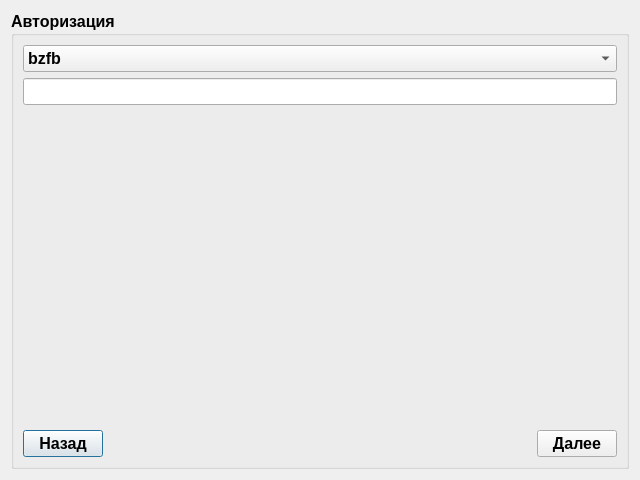
Before: the Qt Designer form authorizationwindow.ui in Rayzedan/SystemControlStudent, drawn with Qt 5.
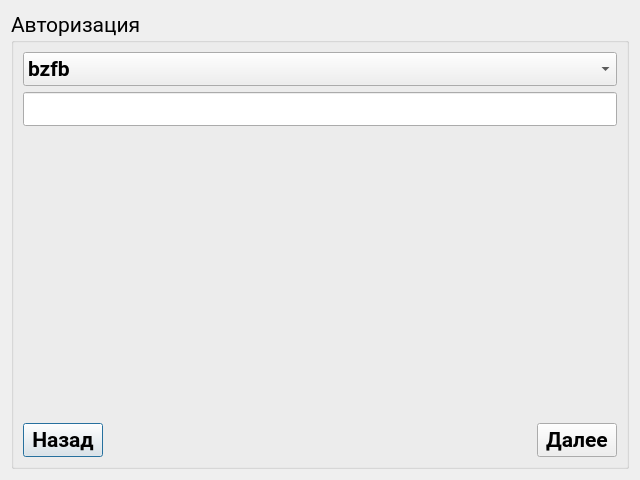
After: the same form once the commit is applied.

What changed in the file:
```diff
--- a/authorizationwindow.ui
+++ b/authorizationwindow.ui
@@ -22,6 +22,12 @@
     <height>480</height>
    </size>
   </property>
+  <property name="font">
+   <font>
+    <family>Roboto</family>
+    <pointsize>16</pointsize>
+   </font>
+  </property>
   <property name="windowTitle">
    <string>Система контроля знаний студентов</string>
   </property>
@@ -44,8 +50,8 @@
     <widget class="QGroupBox" name="groupBox_2">
      <property name="font">
       <font>
-       <pointsize>12</pointsize>
-       <bold>true</bold>
+       <family>Roboto</family>
+       <pointsize>16</pointsize>
       </font>
      </property>
      <property name="title">
@@ -56,7 +62,8 @@
        <widget class="QComboBox" name="login">
         <property name="font">
          <font>
-          <pointsize>12</pointsize>
+          <family>Roboto</family>
+          <pointsize>16</pointsize>
           <italic>false</italic>
           <bold>true</bold>
           <underline>false</underline>
@@ -87,7 +94,8 @@
        <widget class="QLineEdit" name="password">
         <property name="font">
          <font>
-          <pointsize>12</pointsize>
+          <family>Roboto</family>
+          <pointsize>16</pointsize>
           <italic>false</italic>
           <bold>true</bold>
           <underline>false</underline>
@@ -115,15 +123,28 @@
          <layout class="QHBoxLayout" name="horizontalLayout">
           <item>
            <widget class="QPushButton" name="pushButton">
+            <property name="sizePolicy">
+             <sizepolicy hsizetype="Fixed" vsizetype="Fixed">
+              <horstretch>0</horstretch>
+              <verstretch>0</verstretch>
+             </sizepolicy>
+            </property>
+            <property name="minimumSize">
+             <size>
+              <width>80</width>
+              <height>20</height>
+             </size>
+            </property>
             <property name="maximumSize">
              <size>
-              <width>85</width>
+              <width>80</width>
               <height>40</height>
              </size>
             </property>
             <property name="font">
              <font>
-              <pointsize>12</pointsize>
+              <family>Roboto</family>
+              <pointsize>16</pointsize>
               <bold>true</bold>
               <underline>false</underline>
               <strikeout>false</strikeout>
@@ -155,15 +176,22 @@
           </item>
           <item>
            <widget class="QPushButton" name="pushButton_2">
+            <property name="minimumSize">
+             <size>
+              <width>80</width>
+              <height>20</height>
+             </size>
+            </property>
             <property name="maximumSize">
              <size>
-              <width>85</width>
+              <width>80</width>
               <height>40</height>
              </size>
             </property>
             <property name="font">
              <font>
-              <pointsize>12</pointsize>
+              <family>Roboto</family>
+              <pointsize>16</pointsize>
               <bold>true</bold>
               <underline>false</underline>
               <strikeout>false</strikeout>
```
